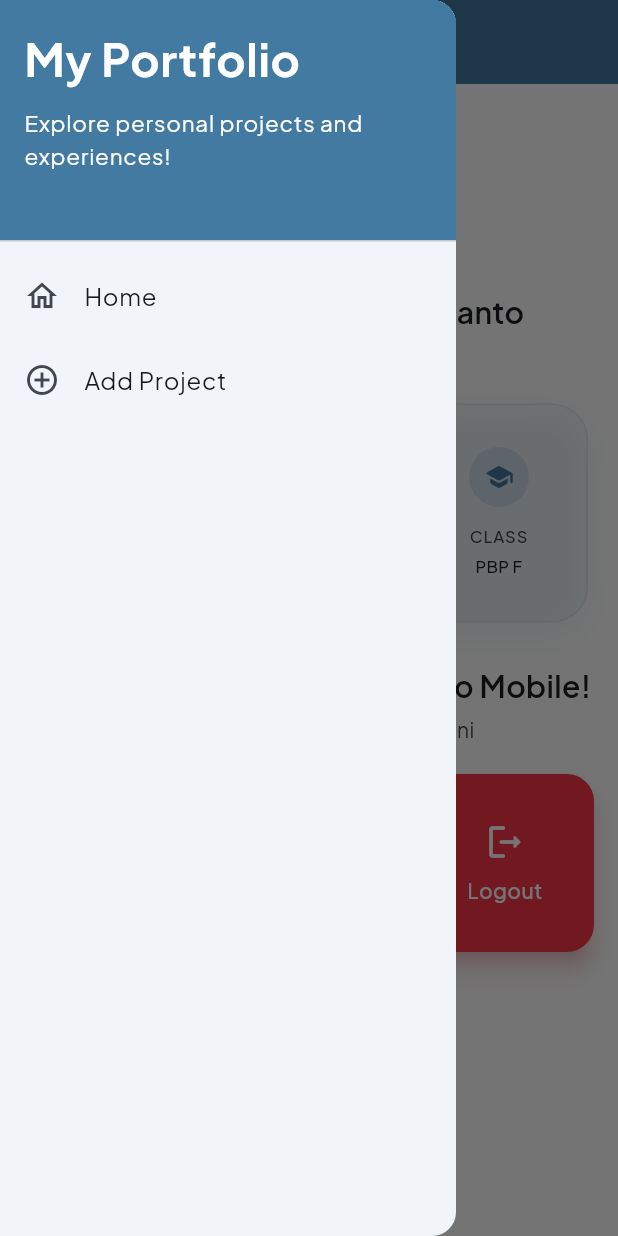
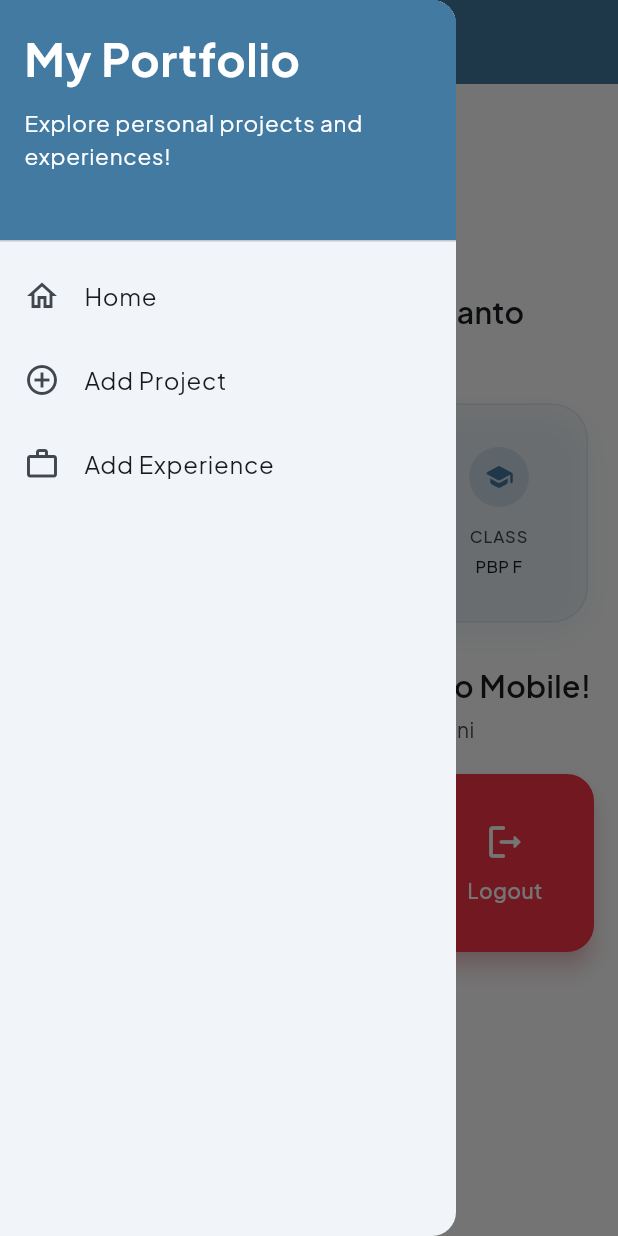
Before and after one commit to Zikabyte/pbp-mobile, a Flutter app: the screen it shows after launch, with the side drawer open, on a phone screen of 412 x 824 dp. Run offline on Flutter 3.47's test engine with Material 3 defaults, Android fonts, the phone set to English and light mode, and no system bars.

Commit message:
feat: wire drawer to the new experience form page

```diff
--- a/lib/core/widgets/left_drawer.dart
+++ b/lib/core/widgets/left_drawer.dart
@@ -1,5 +1,6 @@
 import 'package:flutter/material.dart';
 import 'package:portfolio_mobile/core/themes/base_colors.dart';
+import 'package:portfolio_mobile/features/experiences/pages/experience_form.dart';
 import 'package:portfolio_mobile/features/projects/pages/project_form.dart';
 
 import '../../features/home/pages/home_page.dart';
@@ -54,6 +55,16 @@ class LeftDrawer extends StatelessWidget {
               );
             },
           ),
+          ListTile(
+            leading: const Icon(Icons.work_outline),
+            title: const Text('Add Experience'),
+            onTap: () {
+              Navigator.push(
+                context,
+                MaterialPageRoute(builder: (context) => ExperienceFormPage()),
+              );
+            },
+          ),
         ],
       ),
     );
```
